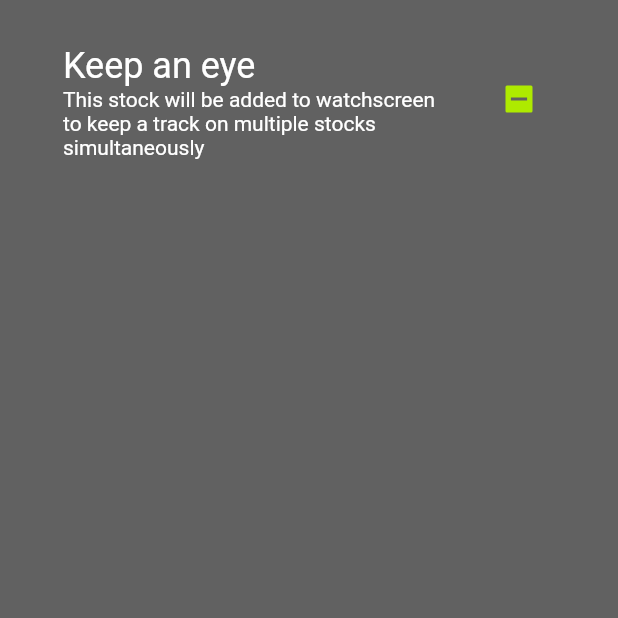
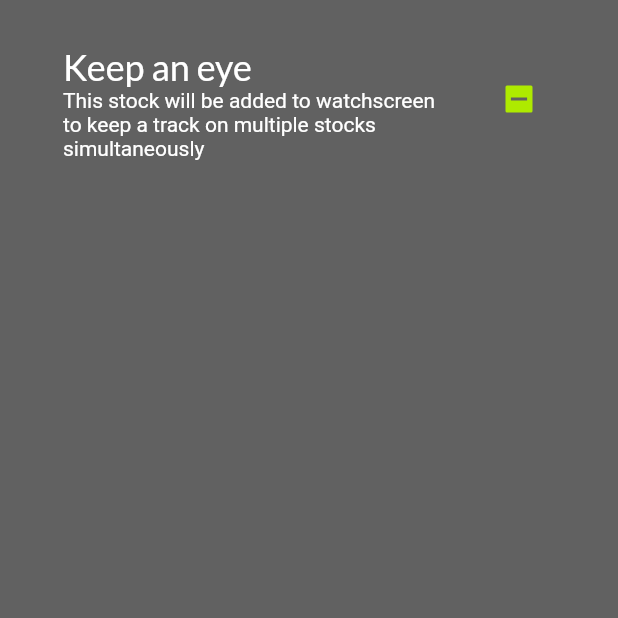
Before and after one commit to RohitYelnare/Eagle-s-Eye, a Flutter app: the AddScreen screen opened directly, on a phone screen of 412 x 824 dp, the top half of it. Run offline on Flutter 3.47's test engine with Material 2 defaults, Android fonts, the phone set to English and light mode, and no system bars; our stand-ins replace flutter_typeahead, google_fonts, recase, share, sqflite; missing offline and left inert: horizontal_data_table, launch_review; accounts and stored records are empty; network calls fail.

Commit message:
First commit

```diff
--- a/lib/add.dart
+++ b/lib/add.dart
@@ -46,7 +46,7 @@ class _AddScreenState extends State<AddScreen> {
                     title: Text(
                       'Keep an eye',
                       textScaleFactor: 1.5,
-                      style: TextStyle(
+                      style: GoogleFonts.lato(
                         color: Colors.white,
                       ),
                     ),
```
